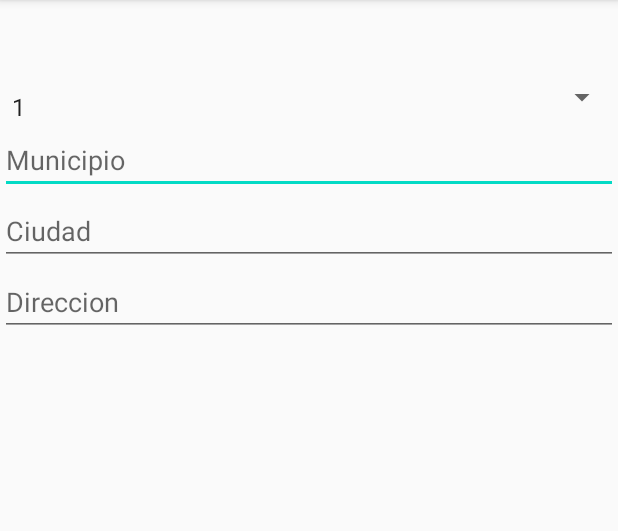
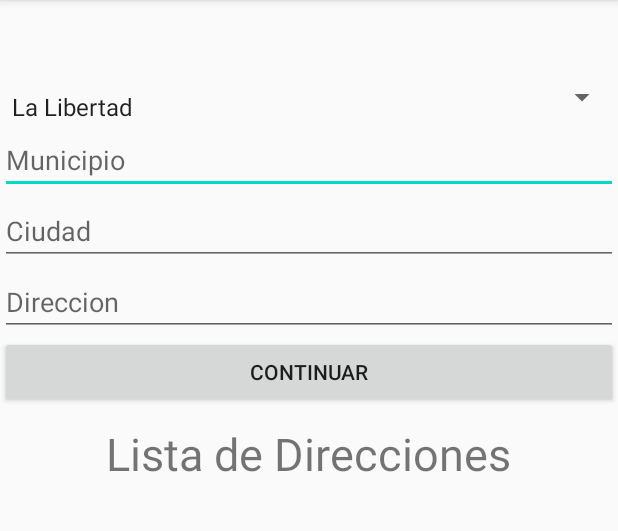
Before and after one commit to lbarrera2020/QBSdelivery, an Android app: the MantDireccion screen opened directly, with no data from a screen before it, on a phone screen of 412 x 824 dp, the part 84-615 px from its top. Run offline under Robolectric (Android 15) with nearby library versions, the phone set to English and light mode, and no system bars; our stand-ins replace Firebase (no records; nobody signed in at launch, a user with empty details on screens opened directly); 1 statement that could not run was skipped.

Commit message:
Mantenimiento de direcciones

```diff
--- a/app/src/main/java/com/example/proyectoelectiva3/MantDireccion.java
+++ b/app/src/main/java/com/example/proyectoelectiva3/MantDireccion.java
@@ -1,12 +1,15 @@
 package com.example.proyectoelectiva3;
 
+import android.content.Intent;
 import android.os.Bundle;
 import android.view.Menu;
 import android.view.MenuItem;
 import android.view.View;
 import android.widget.AdapterView;
 import android.widget.ArrayAdapter;
+import android.widget.Button;
 import android.widget.EditText;
+import android.widget.ListView;
 import android.widget.Spinner;
 import android.widget.Toast;
 
@@ -14,6 +17,7 @@ import androidx.annotation.NonNull;
 import androidx.appcompat.app.AppCompatActivity;
 
 
+import com.example.proyectoelectiva3.admin.Departamento;
 import com.example.proyectoelectiva3.admin.Direcciones;
 import com.example.proyectoelectiva3.admin.Usuarios;
 import com.google.firebase.FirebaseApp;
@@ -24,71 +28,91 @@ import com.google.firebase.database.FirebaseDatabase;
 import com.google.firebase.database.ValueEventListener;
 
 import java.util.ArrayList;
+import java.util.HashMap;
 import java.util.List;
 import java.util.UUID;
 
 import static com.facebook.FacebookSdk.getApplicationContext;
 
 public class MantDireccion extends AppCompatActivity {
-    private List<Usuarios> listPerson = new ArrayList<Usuarios>();
-    ArrayAdapter<Usuarios> arrayAdapterPersona;
+    private List<Direcciones> listDirec = new ArrayList<Direcciones>();
+    ArrayAdapter<Direcciones> arrayAdapterDirecciones;
 
     EditText mun, ciudad, direc;
     Spinner dep;
+    Intent intent = getIntent();
+    String id,depSelec;
+    ListView lisVP;
+    Button btnContinuar;
 
     FirebaseDatabase firebaseDatabase;
     DatabaseReference databaseReference;
 
-    Usuarios personaSelected;
+    Direcciones direccionSelected;
 
     @Override
     protected void onCreate(Bundle savedInstanceState) {
         super.onCreate(savedInstanceState);
         setContentView(R.layout.activity_mantdireccion);
-        dep = findViewById(R.id.txt_dep);
+        dep = findViewById(R.id.spinnerDep);
         mun = findViewById(R.id.txt_mun);
         ciudad = findViewById(R.id.txt_ciudad);
         direc = findViewById(R.id.txt_direc);
+        Bundle datos= getIntent().getExtras();
+        id= datos.getString("uid");
+        ciudad.setText(id);
+        lisVP = findViewById(R.id.lv_datospersonas);
+        btnContinuar = findViewById(R.id.btnContinuar);
 
-        String[] arraySpinner = new String[] { "1", "2", "3", "4", "5", "6", "7" };
-        ArrayAdapter<String> adapter = new ArrayAdapter<String>(this, android.R.layout.simple_spinner_item, arraySpinner);
+        String[] arraySpinner = new String[] { "La Libertad", "San Salvador" };
+        final ArrayAdapter<String> adapter = new ArrayAdapter<String>(this, android.R.layout.simple_spinner_item, arraySpinner);
         adapter.setDropDownViewResource(android.R.layout.simple_spinner_dropdown_item); dep.setAdapter(adapter);
+        inicialisarFirebase();
+        listarDatos();
+        lisVP.setOnItemClickListener(new AdapterView.OnItemClickListener() {
+            @Override
+            public void onItemClick(AdapterView<?> parent, View view, int position, long id) {
+                direccionSelected = (Direcciones) parent.getItemAtPosition(position);
+                mun.setText(direccionSelected.getMunicipio());
+                ciudad.setText(direccionSelected.getCiudad());
+                direc.setText(direccionSelected.getDireccion());
+            }
+        });
+        dep.setOnItemSelectedListener(new AdapterView.OnItemSelectedListener() {
+            @Override
+            public void onItemSelected(AdapterView<?> parent, View view, int position, long id) {
+                depSelec = parent.getItemAtPosition(position).toString();
+                Toast.makeText(getApplicationContext(),depSelec, Toast.LENGTH_LONG).show();
+            }
 
-        inicialisarFirebase();
-//        listarDatos();
-//        lisVP.setOnItemClickListener(new AdapterView.OnItemClickListener() {
-//            @Override
-//            public void onItemClick(AdapterView<?> parent, View view, int position, long id) {
-//                personaSelected = (Usuarios) parent.getItemAtPosition(position);
-//                nomP.setText(personaSelected.getNombre());
-//                passwP.setText(personaSelected.getContraseña());
-//                correoP.setText(personaSelected.getCorreo());
-//                rollP.setText(personaSelected.getRoll());
-//            }
-//        });
+            @Override
+            public void onNothingSelected(AdapterView<?> parent) {
+
+            }
+        });
+
     }
-//    private void listarDatos() {
-//        databaseReference.child("Usuarios").addValueEventListener(new ValueEventListener() {
-//            @Override
-//            public void onDataChange(@NonNull DataSnapshot dataSnapshot) {
-//                listPerson.clear();
-//                for (DataSnapshot objSnaptshot : dataSnapshot.getChildren()){
-//                    Usuarios p = objSnaptshot.getValue(Usuarios.class);
-//                    listPerson.add(p);
-//
-//                    arrayAdapterPersona = new ArrayAdapter<Usuarios>(MantUsuario.this, android.R.layout.simple_list_item_1, listPerson);
-//                    lisVP.setAdapter(arrayAdapterPersona);
-//                }
-//
-//            }
-//
-//            @Override
-//            public void onCancelled(@NonNull DatabaseError error) {
-//
-//            }
-//        });
-//    }
+    private void listarDatos() {
+        databaseReference.child("Usuarios").child(id).child("direcciones").addValueEventListener(new ValueEventListener() {
+            @Override
+            public void onDataChange(@NonNull DataSnapshot dataSnapshot) {
+                listDirec.clear();
+                for (DataSnapshot objSnaptshot : dataSnapshot.getChildren()){
+                    Direcciones p = objSnaptshot.getValue(Direcciones.class);
+                    listDirec.add(p);
 
+                    arrayAdapterDirecciones = new ArrayAdapter<Direcciones>(MantDireccion.this, android.R.layout.simple_list_item_1, listDirec);
+                    lisVP.setAdapter(arrayAdapterDirecciones);
+                }
+
+            }
+
+            @Override
+            public void onCancelled(@NonNull DatabaseError error) {
+
+            }
+        });
+    }
     private void inicialisarFirebase() {
         FirebaseApp.initializeApp(MantDireccion.this);
         firebaseDatabase=FirebaseDatabase.getInstance();
@@ -101,13 +125,13 @@ public class MantDireccion extends AppCompatActivity {
         return super.onCreateOptionsMenu(menu);
     }
 
+
     @Override
     public boolean onOptionsItemSelected(@NonNull MenuItem item) {
-        String depa= "";
+        String depa= depSelec;
         String muni= mun.getText().toString();
         String ciuda= ciudad.getText().toString();
         String direcc= direc.getText().toString();
-        String id= getIntent().getExtras().getString("uid");
 
         switch (item.getItemId()){
             case R.id.icon_add: {
@@ -116,19 +140,12 @@ public class MantDireccion extends AppCompatActivity {
                 }else{
                     Usuarios p = new Usuarios();
                     Direcciones d = new Direcciones();
-                    List<Direcciones> lista = new ArrayList<>();
-                    d.setCiudad(depa);
-                    d.setCiudad(muni);
-                    d.setCiudad(ciuda);
-                    d.setDireccion(direcc);
-                    lista.add(d);
-//                    p.setUid(UUID.randomUUID().toString());
-//                    p.setNombre("Luis Barrera Prueba");
-//                    p.setContraseña("123");
-//                    p.setCorreo("barrera@gmail.com");
-//                    p.setRol("repartidor");
-                    p.setDirecciones(lista);
-                    databaseReference.child("Usuarios").child(id).setValue(p);
+                    HashMap<String, Object> result = new HashMap<>();
+                    result.put("Departamento",depa);
+                    result.put("Municipio",muni);
+                    result.put("Ciudad",ciuda);
+                    result.put("Direccion",direcc);
+                    databaseReference.child("Usuarios").child(id).child("direcciones").child(UUID.randomUUID().toString()).setValue(result);
                     Toast.makeText(getApplicationContext(), "Direccion Agregada", Toast.LENGTH_LONG).show();
                     limpiarCajas();
                 }
@@ -138,15 +155,11 @@ public class MantDireccion extends AppCompatActivity {
                 Usuarios p = new Usuarios();
                 Direcciones d = new Direcciones();
                 List<Direcciones> lista = new ArrayList<>();
-                p.setUid(personaSelected.getUid());
+//                p.setUid(direccionSelected.get());
                 d.setDepartamento("");
                 d.setMunicipio(mun.getText().toString().trim());
                 d.setCiudad(ciudad.getText().toString().trim());
                 d.setDireccion(direc.getText().toString().trim());
-//                p.setNombre(nomP.getText().toString().trim());
-//                p.setContraseña(passwP.getText().toString().trim());
-//                p.setCorreo(correoP.getText().toString().trim());
-//                p.setRoll(rollP.getText().toString().trim());
                 lista.add(d);
                 p.setDirecciones(lista);
                 databaseReference.child("Usuarios").child(p.getUid()).setValue(p);
@@ -156,7 +169,7 @@ public class MantDireccion extends AppCompatActivity {
             }
             case R.id.icon_delete: {
                 Usuarios p = new Usuarios();
-                p.setUid(personaSelected.getUid());
+//                p.setUid(personaSelected.getUid());
                 databaseReference.child("Usuarios").child(p.getUid()).removeValue();
                 Toast.makeText(this, "Borrar", Toast.LENGTH_LONG).show();
                 limpiarCajas();
@@ -168,7 +181,6 @@ public class MantDireccion extends AppCompatActivity {
     }
 
     private void limpiarCajas() {
-//        dep.setText("");
         mun.setText("");
         ciudad.setText("");
         direc.setText("");
@@ -180,4 +192,10 @@ public class MantDireccion extends AppCompatActivity {
             direc.setError("Required");
         }
     }
+
+    public void Continuar(View view) {
+        Intent i= new Intent(getApplicationContext(),principal_navigation.class);
+        startActivity(i);
+        finish();
+    }
 }
--- a/app/src/main/res/layout/activity_mantdireccion.xml
+++ b/app/src/main/res/layout/activity_mantdireccion.xml
@@ -9,21 +9,12 @@
     tools:context=".MantDireccion"
     >
     <Spinner
-        android:id="@+id/txt_dep"
+        android:id="@+id/spinnerDep"
         android:ems="10"
         android:layout_width="match_parent"
         android:layout_height="wrap_content"
         android:paddingTop="12dp"
         />
-<!--    <EditText-->
-<!--        android:id="@+id/txt_dep"-->
-<!--        android:layout_width="match_parent"-->
-<!--        android:layout_height="wrap_content"-->
-<!--        android:ems="10"-->
-<!--        android:inputType="textPersonName"-->
-<!--        android:hint="Departamento"-->
-<!--        android:paddingTop="12dp"-->
-<!--        />-->
     <EditText
         android:id="@+id/txt_mun"
         android:layout_width="match_parent"
@@ -52,4 +43,24 @@
         android:paddingTop="12dp"
         />
 
+    <Button
+        android:id="@+id/btnContinuar"
+        android:layout_width="match_parent"
+        android:layout_height="wrap_content"
+        android:onClick="Continuar"
+        android:text="Continuar" />
+    <TextView
+        android:layout_width="wrap_content"
+        android:layout_height="wrap_content"
+        android:textSize="30dp"
+        android:layout_margin="10dp"
+        android:layout_gravity="center_horizontal"
+        android:text="Lista de Direcciones"
+        />
+    <ListView
+        android:id="@+id/lv_datospersonas"
+        android:layout_width="wrap_content"
+        android:layout_height="wrap_content"
+        />
+
 </LinearLayout>
```
Also changed, not shown: app/src/main/java/com/example/proyectoelectiva3/MainActivity.java (+6 -3 lines), app/src/main/java/com/example/proyectoelectiva3/admin/Departamento.java (added, +32 -0 lines), app/src/main/java/com/example/proyectoelectiva3/admin/Direcciones.java (+7 -1 lines).
